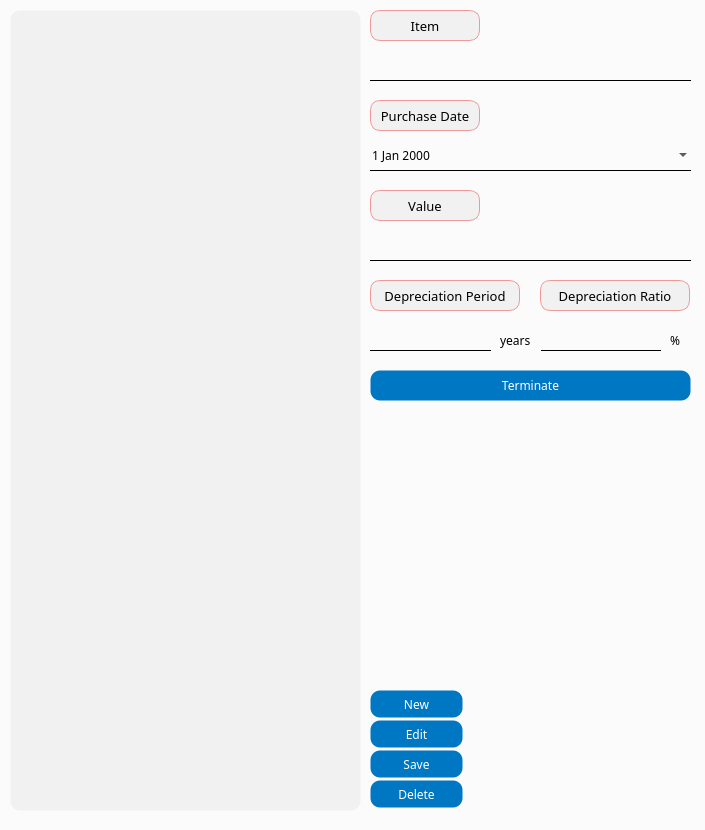
Before: the Qt Designer form app/src/pages/settings/fixed_asset.ui in DY-Microfinance-Customer-Management/dymf-algorithm, drawn with Qt 5.
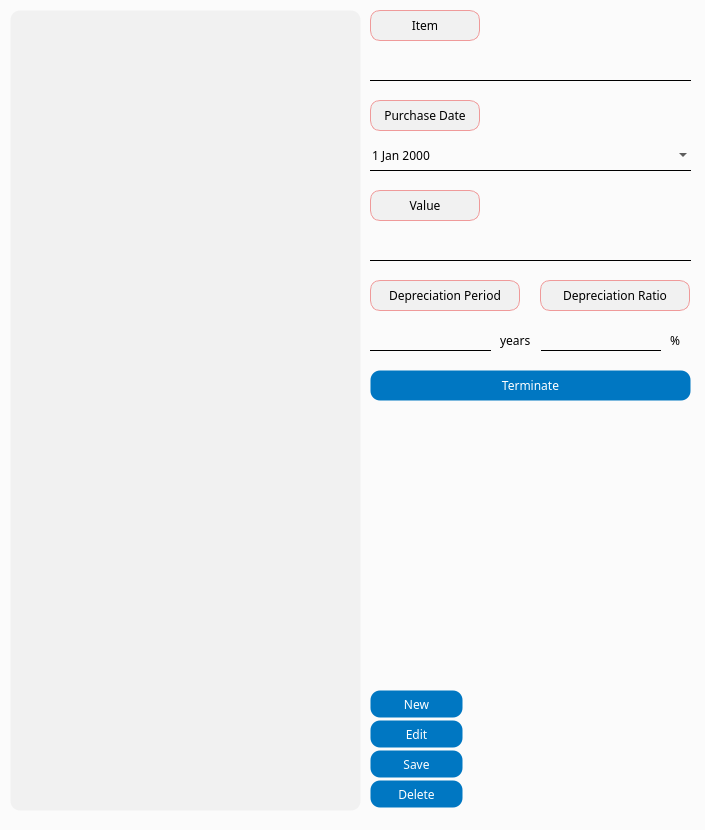
After: the same form once the commit is applied.

Patch:
```diff
--- a/app/src/pages/settings/fixed_asset.ui
+++ b/app/src/pages/settings/fixed_asset.ui
@@ -373,7 +373,7 @@
     <property name="font">
      <font>
       <family>Arial Black</family>
-      <pointsize>10</pointsize>
+      <pointsize>9</pointsize>
      </font>
     </property>
     <property name="styleSheet">
@@ -415,7 +415,7 @@
     <property name="font">
      <font>
       <family>Arial Black</family>
-      <pointsize>10</pointsize>
+      <pointsize>9</pointsize>
      </font>
     </property>
     <property name="styleSheet">
@@ -457,7 +457,7 @@
     <property name="font">
      <font>
       <family>Arial Black</family>
-      <pointsize>10</pointsize>
+      <pointsize>9</pointsize>
      </font>
     </property>
     <property name="styleSheet">
@@ -499,7 +499,7 @@
     <property name="font">
      <font>
       <family>Arial Black</family>
-      <pointsize>10</pointsize>
+      <pointsize>9</pointsize>
      </font>
     </property>
     <property name="styleSheet">
@@ -541,7 +541,7 @@
     <property name="font">
      <font>
       <family>Arial Black</family>
-      <pointsize>10</pointsize>
+      <pointsize>9</pointsize>
      </font>
     </property>
     <property name="styleSheet">
```
Left out of the diff: 7 changed lines with no effect on the pictures.
